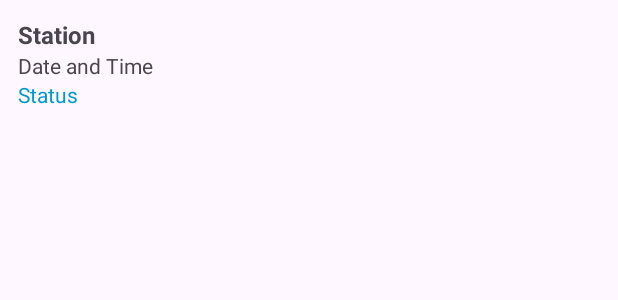
After one commit to madarameegama7/ev-charging-booking-system, an Android app: the layout item_reservation.xml on its own in the app's theme, with its tools: preview values and no code run, on a phone screen of 412 x 824 dp. The commit adds this screen. Shown: the top 300 px of the screen. Run offline under Robolectric (Android 15) with nearby library versions, the phone set to English and light mode, and no system bars.

Commit message:
mobile: implement View Reservations screen with list display

```diff
--- a/mobile/app/src/main/AndroidManifest.xml
+++ b/mobile/app/src/main/AndroidManifest.xml
@@ -12,6 +12,9 @@
         android:supportsRtl="true"
         android:theme="@style/Theme.EVChargingApp"
         tools:targetApi="31">
+        <activity
+            android:name=".ReservationAdapter"
+            android:exported="false" />
         <activity
             android:name=".UpdateProfileActivity"
             android:exported="false" />
--- /dev/null
+++ b/mobile/app/src/main/res/layout/item_reservation.xml
@@ -0,0 +1,31 @@
+<?xml version="1.0" encoding="utf-8"?>
+<LinearLayout xmlns:android="http://schemas.android.com/apk/res/android"
+    android:orientation="vertical"
+    android:padding="12dp"
+    android:layout_width="match_parent"
+    android:layout_height="wrap_content"
+    android:background="?android:attr/selectableItemBackground">
+
+    <TextView
+        android:id="@+id/tvStation"
+        android:layout_width="wrap_content"
+        android:layout_height="wrap_content"
+        android:text="Station"
+        android:textSize="16sp"
+        android:textStyle="bold"/>
+
+    <TextView
+        android:id="@+id/tvDateTime"
+        android:layout_width="wrap_content"
+        android:layout_height="wrap_content"
+        android:text="Date and Time"
+        android:textSize="14sp"/>
+
+    <TextView
+        android:id="@+id/tvStatus"
+        android:layout_width="wrap_content"
+        android:layout_height="wrap_content"
+        android:text="Status"
+        android:textSize="14sp"
+        android:textColor="@android:color/holo_blue_dark"/>
+</LinearLayout>
```
Also changed, not shown: mobile/app/src/main/java/com/example/evchargingapp/ReservationAdapter.java (added, +49 -0 lines), mobile/app/src/main/java/com/example/evchargingapp/ViewReservationsActivity.java (+38 -10 lines), mobile/app/src/main/res/layout/activity_view_reservations.xml (+12 -2 lines).
